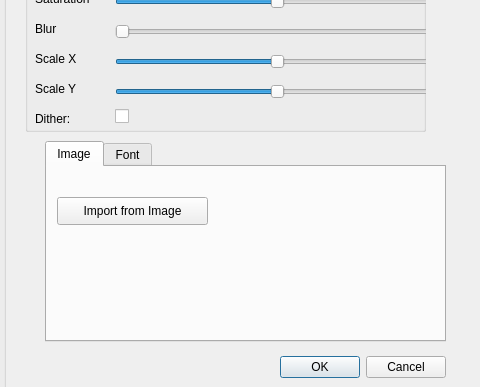
Before: the Qt Designer form dialogimport.ui in leuat/TRSE, drawn with Qt 5; both pictures show x 715 to 1195 and y 259 to 646 of the 1195 by 646 pixel window.
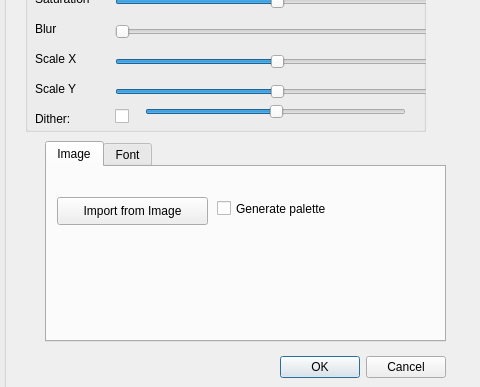
After: the same form once the commit is applied. The open tabs and pages were chosen to show the change.

```diff
--- a/dialogimport.ui
+++ b/dialogimport.ui
@@ -358,6 +358,25 @@
      <bool>false</bool>
     </property>
    </widget>
+   <widget class="QSlider" name="hsDither">
+    <property name="geometry">
+     <rect>
+      <x>120</x>
+      <y>220</y>
+      <width>261</width>
+      <height>22</height>
+     </rect>
+    </property>
+    <property name="maximum">
+     <number>99</number>
+    </property>
+    <property name="value">
+     <number>50</number>
+    </property>
+    <property name="orientation">
+     <enum>Qt::Horizontal</enum>
+    </property>
+   </widget>
   </widget>
   <widget class="QComboBox" name="cmbMC1">
    <property name="geometry">
@@ -408,6 +427,19 @@
       <string>Import from Image</string>
      </property>
     </widget>
+    <widget class="QCheckBox" name="chkGenPal">
+     <property name="geometry">
+      <rect>
+       <x>170</x>
+       <y>30</y>
+       <width>171</width>
+       <height>23</height>
+      </rect>
+     </property>
+     <property name="text">
+      <string>Generate palette</string>
+     </property>
+    </widget>
    </widget>
    <widget class="QWidget" name="tab_2">
     <attribute name="title">
```
Left out of the diff: 4 changed lines with no effect on the pictures.
